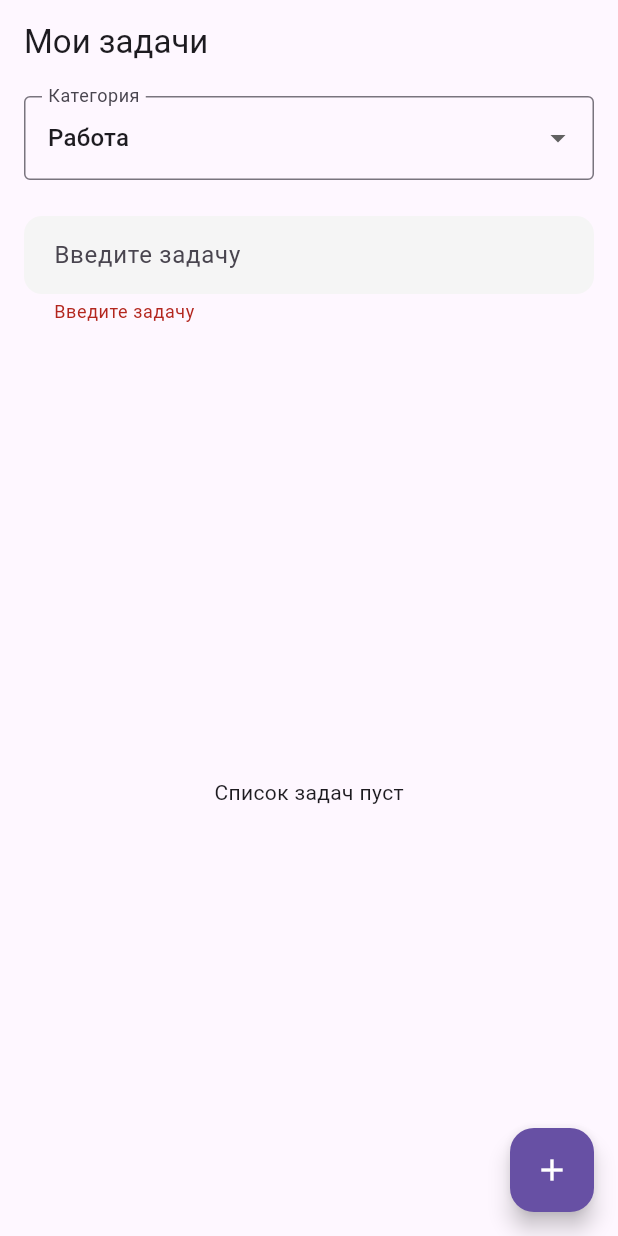
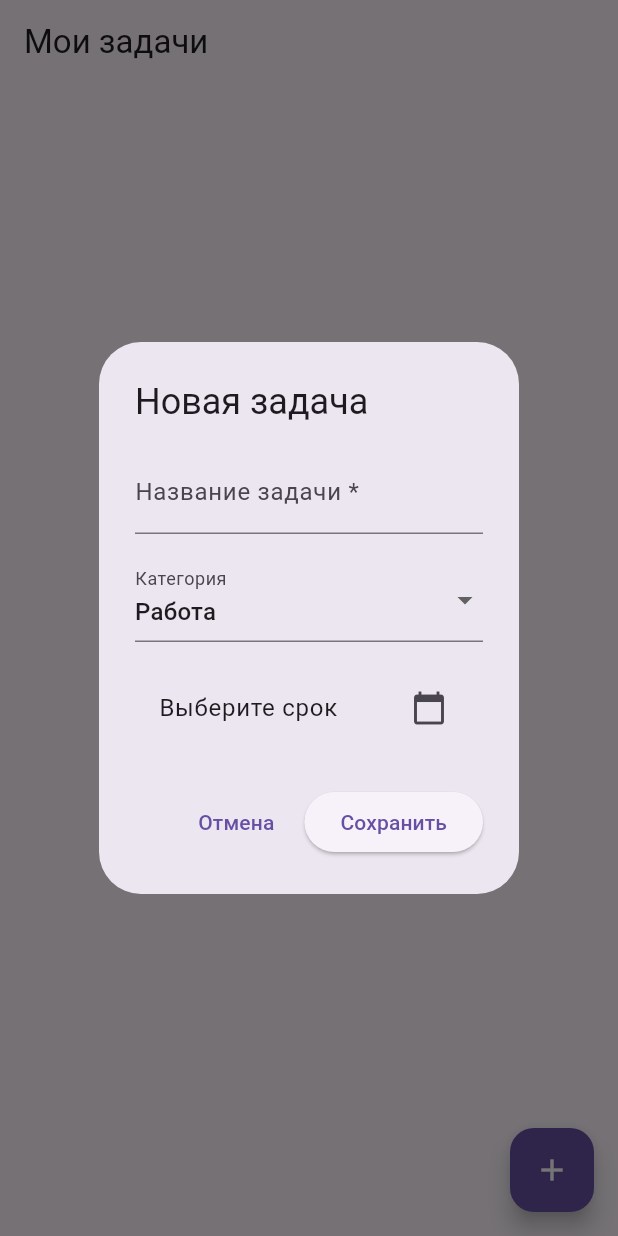
Before and after one commit to InvalidType/task_tracker, a Flutter app: the screen it shows after launch, after a tap on the "add" icon, on a phone screen of 412 x 824 dp. Run offline on Flutter 3.47's test engine with Material 3 defaults, Android fonts, the phone set to English and light mode, and no system bars; our stand-ins replace shared_preferences.

Commit message:
add task creation via dialog with due date

```diff
--- a/lib/models/task.dart
+++ b/lib/models/task.dart
@@ -1,22 +1,24 @@
 class Task {
-  final String title; // описание задачи и ее же название (в будущем мб разделю мб нет)
+  final String title; // название задачи
   final String category; // категория задачи
+  final DateTime? dueDate; // срок выполнения задачи может быть null
 
-  Task(this.title, this.category);
+  Task(this.title, this.category, {this.dueDate});
 
-  // Преобразует объект в JSON-совместимый Map
   Map<String, dynamic> toJson() {
     return {
       'title': title,
       'category': category,
+      'dueDate': dueDate?.toIso8601String(), // DateTime → String
     };
   }
 
-  // Создаёт объект из JSON
   static Task fromJson(Map<String, dynamic> json) {
+    final dueDateString = json['dueDate'] as String?;
     return Task(
       json['title'] as String,
       json['category'] as String,
+      dueDate: dueDateString != null ? DateTime.parse(dueDateString) : null,
     );
   }
 }
--- a/lib/screens/task_tracker_screen.dart
+++ b/lib/screens/task_tracker_screen.dart
@@ -2,6 +2,7 @@ import 'package:flutter/material.dart';
 import 'package:shared_preferences/shared_preferences.dart';
 import 'dart:convert'; // ← для jsonEncode/jsonDecode
 import '../models/task.dart';
+import '../widgets/custom_task_form_dialog.dart';
 import '../widgets/custom_text_field.dart';
 import '../widgets/custom_elevated_button.dart';
 
@@ -48,22 +49,18 @@ class _TaskScreenState extends State<TaskScreen> {
     await prefs.setString('tasks', jsonString);
   }
 
-  void _addTask() {
-    final text = _controller.text.trim();
-    if (text.isEmpty) {
+  Future<void> _showAddTaskDialog() async {
+    final Task? newTask = await showDialog<Task>(
+      context: context,
+      builder: (context) => const TaskFormDialog(),
+    );
+
+    if (newTask != null) {
       setState(() {
-        _errorMessage = 'Введите задачу';
+        _tasks.add(newTask);
       });
-      return;
+      _saveTasks();
     }
-
-    setState(() {
-      _errorMessage = null;
-      _tasks.add(Task(text, _selectedCategory));
-    });
-
-    _controller.clear();
-    _saveTasks();
   }
 
   void _deleteTask(int index) {
@@ -79,33 +76,6 @@ class _TaskScreenState extends State<TaskScreen> {
       appBar: AppBar(title: const Text('Мои задачи')),
       body: Column(
         children: [
-          Padding(
-            padding: const EdgeInsets.symmetric(horizontal: 16.0, vertical: 8.0),
-            child: DropdownButtonFormField<String>(
-              value: _selectedCategory,
-              items: _categories.map((category) {
-                return DropdownMenuItem(value: category, child: Text(category));
-              }).toList(),
-              onChanged: (value) {
-                setState(() {
-                  _selectedCategory = value!;
-                });
-              },
-              decoration: const InputDecoration(
-                labelText: 'Категория',
-                border: OutlineInputBorder(),
-              ),
-            ),
-          ),
-          Padding(
-            padding: const EdgeInsets.all(16.0),
-            child: CustomTextField(
-              controller: _controller,
-              hintText: 'Введите задачу',
-              errorText: _errorMessage,
-              onSubmitted: (value) => _addTask(),
-            ),
-          ),
           Expanded(
             child: _tasks.isEmpty
                 ? const Center(child: Text('Список задач пуст'))
@@ -115,7 +85,11 @@ class _TaskScreenState extends State<TaskScreen> {
                 final task = _tasks[index];
                 return ListTile(
                   title: Text(task.title),
-                  subtitle: Text(task.category),
+                  subtitle: Text(
+                '${task.category}${task.dueDate != null
+                    ? ' • ${task.dueDate!.toLocal().day}.${task.dueDate!.toLocal().month}.${task.dueDate!.toLocal().year}'
+                    : ''}',
+                ),
                   trailing: IconButton(
                     icon: const Icon(Icons.delete, color: Colors.red),
                     onPressed: () => _deleteTask(index),
@@ -127,7 +101,7 @@ class _TaskScreenState extends State<TaskScreen> {
         ],
       ),
       floatingActionButton: CustomElevatedButton(
-        onPressed: _addTask,
+        onPressed: _showAddTaskDialog,
         icon: Icons.add,
       ),
     );
--- /dev/null
+++ b/lib/widgets/custom_task_form_dialog.dart
@@ -0,0 +1,113 @@
+import 'package:flutter/material.dart';
+import '../models/task.dart';
+
+class TaskFormDialog extends StatefulWidget {
+  final Task? initialTask; // для редактирования (опционально)
+
+  const TaskFormDialog({super.key, this.initialTask});
+
+  @override
+  State<TaskFormDialog> createState() => _TaskFormDialogState();
+}
+
+class _TaskFormDialogState extends State<TaskFormDialog> {
+  final _formKey = GlobalKey<FormState>();
+  late TextEditingController _titleController;
+  late String _selectedCategory;
+  DateTime? _selectedDate;
+
+  final List<String> _categories = ['Работа', 'Личное', 'Учёба'];
+
+  @override
+  void initState() {
+    super.initState();
+    final task = widget.initialTask;
+    _titleController = TextEditingController(text: task?.title ?? '');
+    _selectedCategory = task?.category ?? _categories[0];
+    _selectedDate = task?.dueDate;
+  }
+
+  @override
+  void dispose() {
+    _titleController.dispose();
+    super.dispose();
+  }
+
+  Future<void> _selectDate(BuildContext context) async {
+    final DateTime? picked = await showDatePicker(
+      context: context,
+      initialDate: _selectedDate ?? DateTime.now(),
+      firstDate: DateTime(2020),
+      lastDate: DateTime(2030),
+    );
+    if (picked != null) {
+      setState(() {
+        _selectedDate = picked;
+      });
+    }
+  }
+
+  @override
+  Widget build(BuildContext context) {
+    return AlertDialog(
+      title: Text(widget.initialTask == null ? 'Новая задача' : 'Редактировать задачу'),
+      content: Form(
+        key: _formKey,
+        child: SingleChildScrollView(
+          child: Column(
+            children: [
+              TextFormField(
+                controller: _titleController,
+                decoration: const InputDecoration(labelText: 'Название задачи *'),
+                validator: (value) {
+                  if (value == null || value.trim().isEmpty) {
+                    return 'Введите название';
+                  }
+                  return null;
+                },
+              ),
+              const SizedBox(height: 16),
+              DropdownButtonFormField<String>(
+                value: _selectedCategory,
+                items: _categories.map((category) {
+                  return DropdownMenuItem(value: category, child: Text(category));
+                }).toList(),
+                onChanged: (value) {
+                  setState(() {
+                    _selectedCategory = value!;
+                  });
+                },
+                decoration: const InputDecoration(labelText: 'Категория'),
+              ),
+              const SizedBox(height: 16),
+              ListTile(
+                title: Text(_selectedDate == null ? 'Выберите срок' : 'Срок: ${_selectedDate!.toLocal().day}.${_selectedDate!.toLocal().month}.${_selectedDate!.toLocal().year}'),
+                trailing: const Icon(Icons.calendar_today),
+                onTap: () => _selectDate(context),
+              ),
+            ],
+          ),
+        ),
+      ),
+      actions: [
+        TextButton(
+          onPressed: () => Navigator.of(context).pop(),
+          child: const Text('Отмена'),
+        ),
+        ElevatedButton(
+          onPressed: () {
+            if (_formKey.currentState!.validate()) {
+              final task = Task(
+                _titleController.text.trim(),
+                _selectedCategory,
+                dueDate: _selectedDate,
+              );
+              Navigator.of(context).pop(task); // Возвращаем задачу
+            }
+          },
+          child: const Text('Сохранить'),
+        ),
+      ],
+    );
+  }
+}
```
